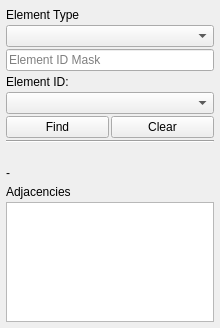
Ingeniousware/QGISRed-BID, file ui/qgisred_findElements_dock.ui: the form before one commit.
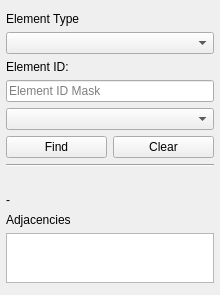
The form after the commit. Custom widgets are drawn as their Qt base class.

Commit message: adjusting space between elements

Diff of the .ui file:
```diff
--- a/ui/qgisred_findElements_dock.ui
+++ b/ui/qgisred_findElements_dock.ui
@@ -7,11 +7,11 @@
     <x>0</x>
     <y>0</y>
     <width>220</width>
-    <height>328</height>
+    <height>265</height>
    </rect>
   </property>
   <property name="sizePolicy">
-   <sizepolicy hsizetype="Preferred" vsizetype="Minimum">
+   <sizepolicy hsizetype="Preferred" vsizetype="MinimumExpanding">
     <horstretch>0</horstretch>
     <verstretch>0</verstretch>
    </sizepolicy>
@@ -19,7 +19,7 @@
   <property name="minimumSize">
    <size>
     <width>220</width>
-    <height>328</height>
+    <height>265</height>
    </size>
   </property>
   <property name="maximumSize">
@@ -34,19 +34,19 @@
   <widget class="QWidget" name="dockWidgetContents">
    <layout class="QVBoxLayout" name="verticalLayout">
     <property name="spacing">
-     <number>2</number>
+     <number>6</number>
     </property>
     <property name="leftMargin">
      <number>6</number>
     </property>
     <property name="topMargin">
-     <number>6</number>
+     <number>12</number>
     </property>
     <property name="rightMargin">
      <number>6</number>
     </property>
     <property name="bottomMargin">
-     <number>6</number>
+     <number>12</number>
     </property>
     <item>
      <widget class="QLabel" name="label_3">
@@ -65,19 +65,6 @@
       </property>
      </widget>
     </item>
-    <item>
-     <widget class="QLineEdit" name="leElementMask">
-      <property name="sizePolicy">
-       <sizepolicy hsizetype="Expanding" vsizetype="Fixed">
-        <horstretch>0</horstretch>
-        <verstretch>0</verstretch>
-       </sizepolicy>
-      </property>
-      <property name="placeholderText">
-       <string>Element ID Mask</string>
-      </property>
-     </widget>
-    </item>
     <item>
      <widget class="QLabel" name="label_4">
       <property name="text">
@@ -85,6 +72,19 @@
       </property>
      </widget>
     </item>
+    <item>
+     <widget class="QLineEdit" name="leElementMask">
+      <property name="sizePolicy">
+       <sizepolicy hsizetype="Expanding" vsizetype="Fixed">
+        <horstretch>0</horstretch>
+        <verstretch>0</verstretch>
+       </sizepolicy>
+      </property>
+      <property name="placeholderText">
+       <string>Element ID Mask</string>
+      </property>
+     </widget>
+    </item>
     <item>
      <widget class="QComboBox" name="cbElementId">
       <property name="sizePolicy">
@@ -161,13 +161,13 @@
       <property name="minimumSize">
        <size>
         <width>0</width>
-        <height>100</height>
+        <height>50</height>
        </size>
       </property>
       <property name="maximumSize">
        <size>
         <width>16777215</width>
-        <height>120</height>
+        <height>60</height>
        </size>
       </property>
      </widget>
```
